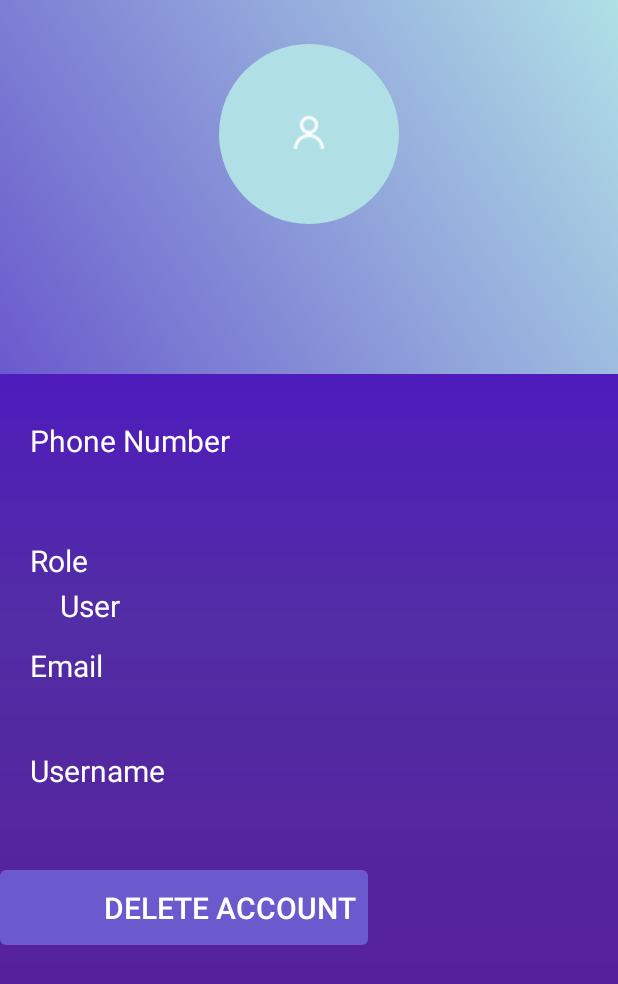
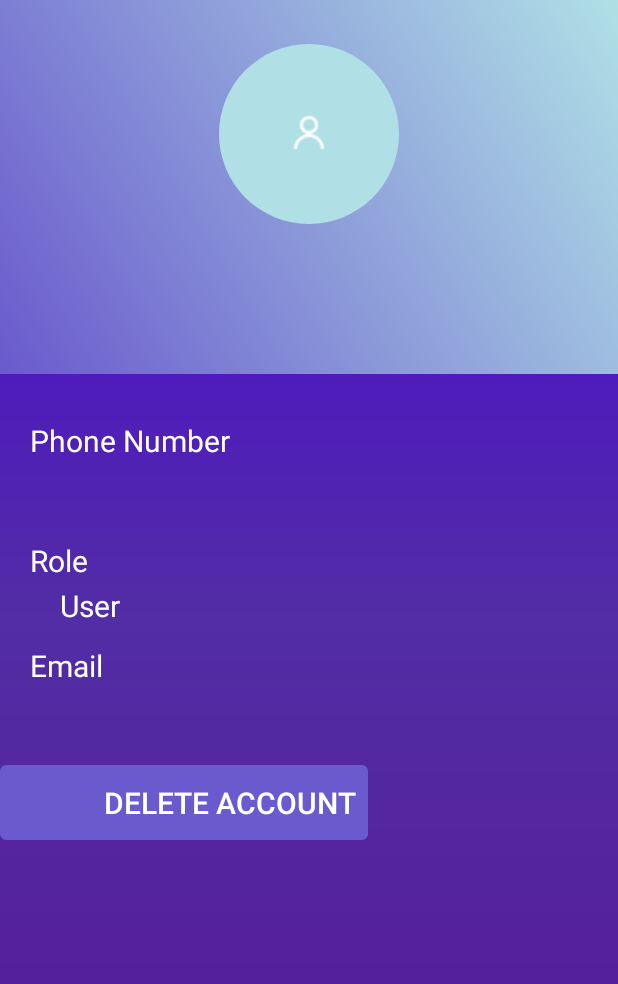
Before and after one commit to Ghetap/FreeForFun-, an Android app: the fragment UserProfileFragment shown on its own in the app's theme, on a phone screen of 412 x 824 dp. Shown: the top 984 px of the screen. Run offline under Robolectric (Android 15) with nearby library versions, the phone set to English and light mode, and no system bars; 3 statements that could not run were skipped.

Commit message:
Delete reservation fixed

```diff
--- a/freeforfun2/app/src/main/java/com/example/freeforfun/ui/login/ui/profile/UserProfileFragment.java
+++ b/freeforfun2/app/src/main/java/com/example/freeforfun/ui/login/ui/profile/UserProfileFragment.java
@@ -32,8 +32,8 @@ public class UserProfileFragment extends Fragment {
         TextView email = root.findViewById(R.id.emailUser);
         email.setText(MainActivity.loggedUser.getEmail());
 
-        TextView username = root.findViewById(R.id.username);
-        username.setText(MainActivity.loggedUser.getUsername());
+//        TextView username = root.findViewById(R.id.username);
+//        username.setText(MainActivity.loggedUser.getUsername());
 
         return root;
     }
--- a/freeforfun2/app/src/main/java/com/example/freeforfun/ui/login/ui/seeReservations/RecycleAdapterReservations.java
+++ b/freeforfun2/app/src/main/java/com/example/freeforfun/ui/login/ui/seeReservations/RecycleAdapterReservations.java
@@ -89,6 +89,7 @@ public class RecycleAdapterReservations extends RecyclerView.Adapter<RecycleAdap
                             String[] reservationDetails = reservations.get(getAdapterPosition()).split("\\|");
                             String id = reservationDetails[2];
                             ReservationRestCalls.deleteReservationById(id);
+                            reservations.remove(getAdapterPosition());
                             notifyItemRemoved(getAdapterPosition());
                         }});
 
--- a/freeforfun2/app/src/main/res/layout/fragment_user_profile.xml
+++ b/freeforfun2/app/src/main/res/layout/fragment_user_profile.xml
@@ -100,31 +100,31 @@
         >
     </TextView>
 
-    <TextView
-        android:layout_width="350dp"
-        android:layout_height="wrap_content"
-        android:layout_marginTop="500dp"
-        android:paddingLeft="20dp"
-        android:text="@string/username"
-        android:textSize="20dp"
-        android:textColor="@color/whiteStart"
-        />
-    <TextView
-        android:id="@+id/username"
-        android:layout_width="350dp"
-        android:layout_height="wrap_content"
-        android:paddingLeft="40dp"
-        android:layout_marginTop="530dp"
-        android:textSize="20dp"
-        android:textColor="@color/whiteStart"
-        >
-    </TextView>
+<!--    <TextView-->
+<!--        android:layout_width="350dp"-->
+<!--        android:layout_height="wrap_content"-->
+<!--        android:layout_marginTop="500dp"-->
+<!--        android:paddingLeft="20dp"-->
+<!--        android:text="@string/username"-->
+<!--        android:textSize="20dp"-->
+<!--        android:textColor="@color/whiteStart"-->
+<!--        />-->
+<!--    <TextView-->
+<!--        android:id="@+id/username"-->
+<!--        android:layout_width="350dp"-->
+<!--        android:layout_height="wrap_content"-->
+<!--        android:paddingLeft="40dp"-->
+<!--        android:layout_marginTop="530dp"-->
+<!--        android:textSize="20dp"-->
+<!--        android:textColor="@color/whiteStart"-->
+<!--        >-->
+<!--    </TextView>-->
 
     <Button
         android:id="@+id/button_changePass"
         android:layout_width="245dp"
         android:layout_height="50dp"
-        android:layout_marginTop="580dp"
+        android:layout_marginTop="510dp"
         android:background="@drawable/button"
         android:backgroundTint="@color/gradStart"
         android:onClick="openDeleteActivity"
```
